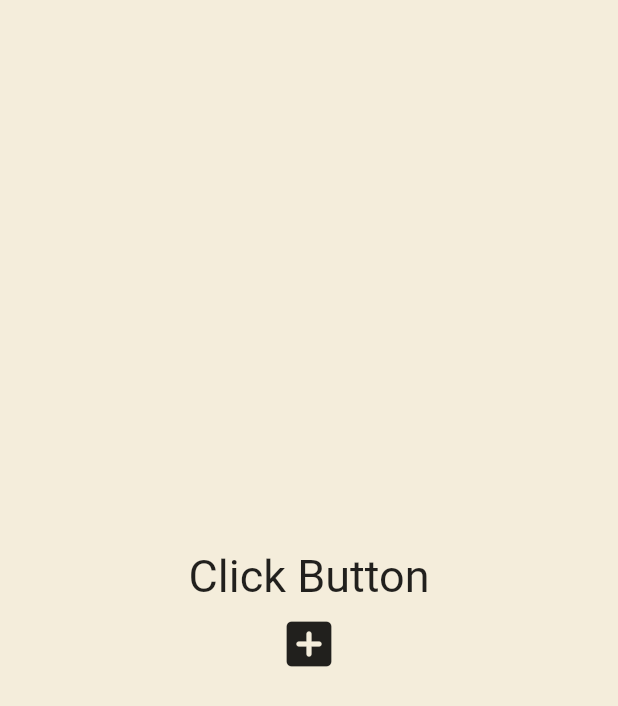
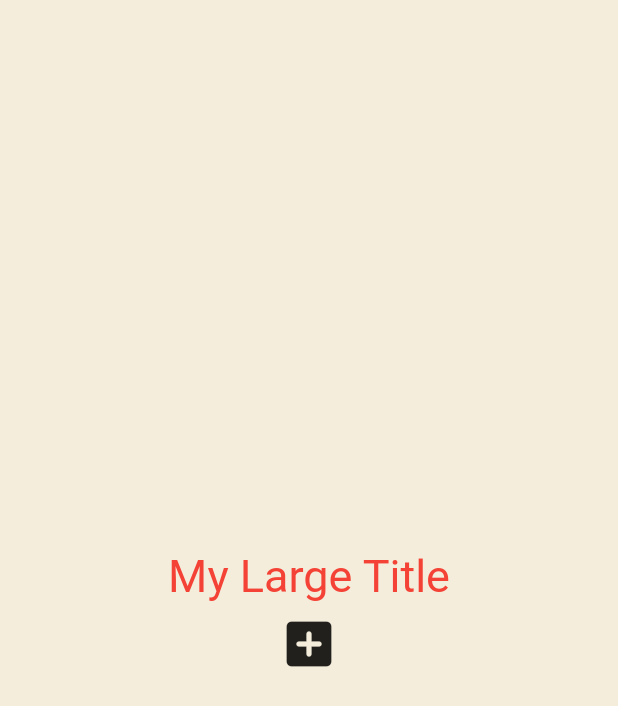
Before and after one commit to LEEBONGHAK/flutter-ui-challenge-2, a Flutter app: the screen it shows after launch, on a phone screen of 412 x 824 dp. Shown: the top 706 px of the screen. Run offline on Flutter 3.47's test engine with Material 2 defaults, Android fonts, the phone set to English and light mode, and no system bars.

Commit message:
4.3 BuildContext

```diff
--- a/lib/main.dart
+++ b/lib/main.dart
@@ -17,32 +17,34 @@ class _AppState extends State<App> {
 
   // onClicked 메서드 선언 및 데이터 입력
   void onClicked() {
-    /**
-     * setState는 State 클래스에게 데이터가 변경되었다고 알리는 함수
-     * setState는 기본적으로 build method를 한번 더 호출하는 것
-     * setState를 호출 하지 않는다면 build method는 실행되지 않음
-     * setState 밖에 로직을 넣어도 괜찮으나, 명확성을 위해 setState 내부에 기입하는 것이 좋음
-     *  */
+    /// setState는 State 클래스에게 데이터가 변경되었다고 알리는 함수
+    /// setState는 기본적으로 build method를 한번 더 호출하는 것
+    /// setState를 호출 하지 않는다면 build method는 실행되지 않음
+    /// setState 밖에 로직을 넣어도 괜찮으나, 명확성을 위해 setState 내부에 기입하는 것이 좋음
     setState(() {
       nums.add(nums.length);
     });
   }
 
+  /// BuildContext: 모든 상위 요소들에 대한 정보
+  /// 즉, widget tree 에 대한 정보를 가지고 있음
   @override
   Widget build(BuildContext context) {
     return MaterialApp(
+      theme: ThemeData(
+        textTheme: const TextTheme(
+          titleLarge: TextStyle(
+            color: Colors.red,
+          ),
+        ),
+      ),
       home: Scaffold(
         backgroundColor: const Color(0xFFF4EDDB),
         body: Center(
           child: Column(
             mainAxisAlignment: MainAxisAlignment.center,
             children: [
-              const Text(
-                'Click Button',
-                style: TextStyle(
-                  fontSize: 30,
-                ),
-              ),
+              const MyLargeTitle(),
               for (var n in nums) Text('$n'),
               IconButton(
                 iconSize: 40,
@@ -58,3 +60,20 @@ class _AppState extends State<App> {
     );
   }
 }
+
+class MyLargeTitle extends StatelessWidget {
+  const MyLargeTitle({
+    super.key,
+  });
+
+  @override
+  Widget build(BuildContext context) {
+    return Text(
+      'My Large Title',
+      style: TextStyle(
+        fontSize: 30,
+        color: Theme.of(context).textTheme.titleLarge?.color,
+      ),
+    );
+  }
+}
```
